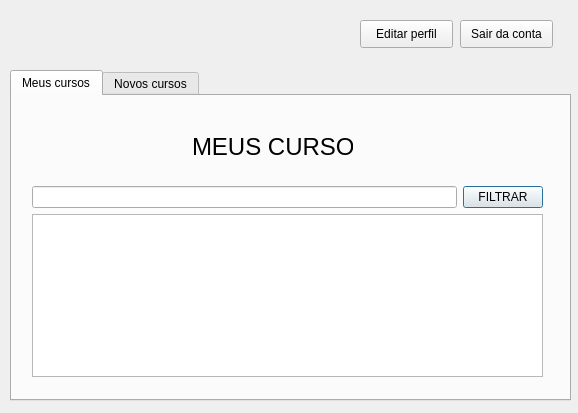
caffeine-free/cursos-ja, file views/clientpage.ui: the form before one commit.
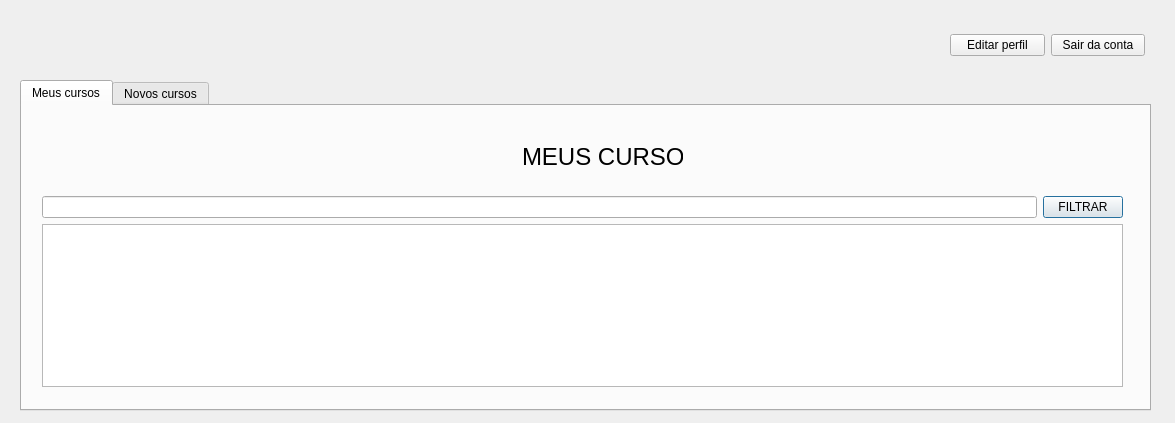
The form after the commit. The open tabs and pages were chosen to show the change.

Commit message: feat: adjust of views width and height

Diff of the .ui file:
```diff
--- a/views/clientpage.ui
+++ b/views/clientpage.ui
@@ -6,8 +6,8 @@
    <rect>
     <x>0</x>
     <y>0</y>
-    <width>578</width>
-    <height>413</height>
+    <width>1175</width>
+    <height>423</height>
    </rect>
   </property>
   <property name="windowTitle">
@@ -16,9 +16,9 @@
   <widget class="QTabWidget" name="tabWidget">
    <property name="geometry">
     <rect>
-     <x>10</x>
-     <y>70</y>
-     <width>561</width>
+     <x>20</x>
+     <y>80</y>
+     <width>1131</width>
      <height>331</height>
     </rect>
    </property>
@@ -34,7 +34,7 @@
       <rect>
        <x>20</x>
        <y>90</y>
-       <width>511</width>
+       <width>1081</width>
        <height>191</height>
       </rect>
      </property>
@@ -61,7 +61,7 @@
     <widget class="QLabel" name="label_6">
      <property name="geometry">
       <rect>
-       <x>180</x>
+       <x>500</x>
        <y>30</y>
        <width>161</width>
        <height>41</height>
@@ -126,31 +126,31 @@
     </widget>
    </widget>
   </widget>
-  <widget class="QPushButton" name="logout_btn">
+  <widget class="QWidget" name="">
    <property name="geometry">
     <rect>
-     <x>460</x>
-     <y>20</y>
-     <width>93</width>
-     <height>28</height>
+     <x>950</x>
+     <y>30</y>
+     <width>195</width>
+     <height>30</height>
     </rect>
    </property>
-   <property name="text">
-    <string>Sair da conta</string>
-   </property>
-  </widget>
-  <widget class="QPushButton" name="edit_profile_btn">
-   <property name="geometry">
-    <rect>
-     <x>360</x>
-     <y>20</y>
-     <width>93</width>
-     <height>28</height>
-    </rect>
-   </property>
-   <property name="text">
-    <string>Editar perfil</string>
-   </property>
+   <layout class="QHBoxLayout" name="horizontalLayout_3">
+    <item>
+     <widget class="QPushButton" name="edit_profile_btn">
+      <property name="text">
+       <string>Editar perfil</string>
+      </property>
+     </widget>
+    </item>
+    <item>
+     <widget class="QPushButton" name="logout_btn">
+      <property name="text">
+       <string>Sair da conta</string>
+      </property>
+     </widget>
+    </item>
+   </layout>
   </widget>
  </widget>
  <resources/>
```
Left out of the diff: 6 changed lines with no effect on the pictures. The commit also changes 9 other files.
